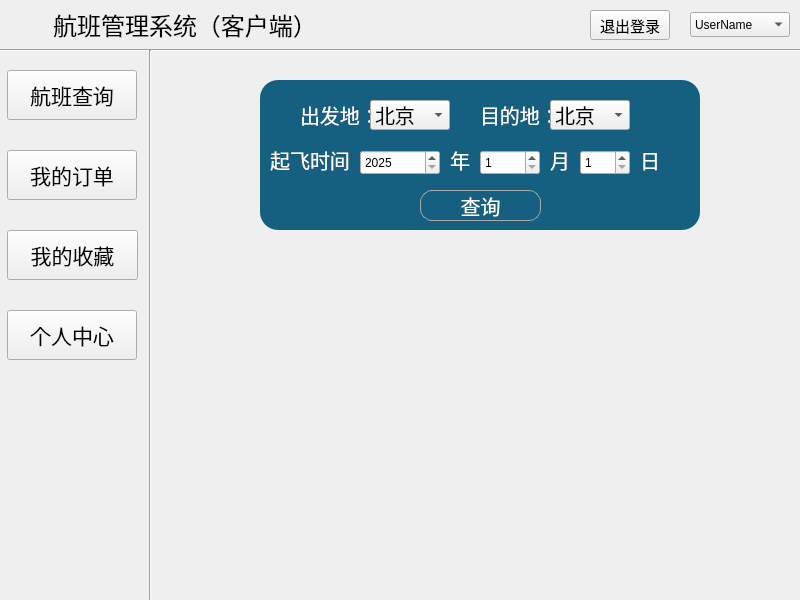
Above: UserMainWindow.ui from ImmortalWatcher/Flient_Management before the change. Below: the same form after it.
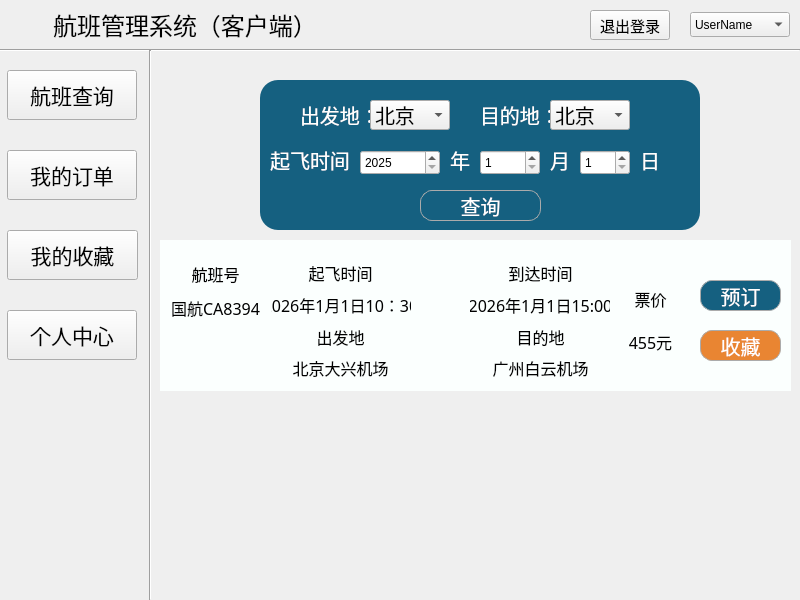
That is the form after the change. The open tabs and pages were chosen to show the change. Icons and pictures are not drawn.

Commit message: 新增：更新用户主界面page1

```diff
--- a/UserMainWindow.ui
+++ b/UserMainWindow.ui
@@ -1811,6 +1811,366 @@
        </property>
       </widget>
      </widget>
+     <widget class="QWidget" name="widget" native="true">
+      <property name="geometry">
+       <rect>
+        <x>10</x>
+        <y>190</y>
+        <width>631</width>
+        <height>151</height>
+       </rect>
+      </property>
+      <property name="styleSheet">
+       <string notr="true">background-color: #fbfffe;</string>
+      </property>
+      <widget class="QLabel" name="label">
+       <property name="geometry">
+        <rect>
+         <x>30</x>
+         <y>90</y>
+         <width>50</width>
+         <height>50</height>
+        </rect>
+       </property>
+       <property name="font">
+        <font>
+         <family>华文楷体</family>
+         <pointsize>11</pointsize>
+        </font>
+       </property>
+       <property name="styleSheet">
+        <string notr="true"/>
+       </property>
+       <property name="text">
+        <string/>
+       </property>
+       <property name="pixmap">
+        <pixmap resource="figures.qrc">:/img/source/figures/capitalLogo.png</pixmap>
+       </property>
+      </widget>
+      <widget class="QPushButton" name="searchBtn_2">
+       <property name="enabled">
+        <bool>true</bool>
+       </property>
+       <property name="geometry">
+        <rect>
+         <x>540</x>
+         <y>40</y>
+         <width>81</width>
+         <height>31</height>
+        </rect>
+       </property>
+       <property name="font">
+        <font>
+         <family>华文琥珀</family>
+         <pointsize>15</pointsize>
+        </font>
+       </property>
+       <property name="styleSheet">
+        <string notr="true">QPushButton {
+    background-color: #156080;
+    color: white;
+    border: 1px solid #ababab;
+    border-radius: 12px;
+}</string>
+       </property>
+       <property name="text">
+        <string>预订</string>
+       </property>
+      </widget>
+      <widget class="QPushButton" name="searchBtn_3">
+       <property name="enabled">
+        <bool>true</bool>
+       </property>
+       <property name="geometry">
+        <rect>
+         <x>540</x>
+         <y>90</y>
+         <width>81</width>
+         <height>31</height>
+        </rect>
+       </property>
+       <property name="font">
+        <font>
+         <family>华文琥珀</family>
+         <pointsize>15</pointsize>
+        </font>
+       </property>
+       <property name="styleSheet">
+        <string notr="true">QPushButton {
+    background-color: #e98532;
+    color: white;
+    border: 1px solid #ababab;
+    border-radius: 12px;
+}</string>
+       </property>
+       <property name="text">
+        <string>收藏</string>
+       </property>
+      </widget>
+      <widget class="QWidget" name="verticalLayoutWidget">
+       <property name="geometry">
+        <rect>
+         <x>110</x>
+         <y>20</y>
+         <width>141</width>
+         <height>121</height>
+        </rect>
+       </property>
+       <layout class="QVBoxLayout" name="verticalLayout">
+        <item>
+         <widget class="QLabel" name="label_4">
+          <property name="font">
+           <font>
+            <family>华文楷体</family>
+            <pointsize>12</pointsize>
+           </font>
+          </property>
+          <property name="text">
+           <string>起飞时间</string>
+          </property>
+          <property name="alignment">
+           <set>Qt::AlignmentFlag::AlignCenter</set>
+          </property>
+         </widget>
+        </item>
+        <item>
+         <widget class="QLabel" name="label_6">
+          <property name="font">
+           <font>
+            <family>华文楷体</family>
+            <pointsize>12</pointsize>
+           </font>
+          </property>
+          <property name="text">
+           <string>2026年1月1日10：30</string>
+          </property>
+          <property name="alignment">
+           <set>Qt::AlignmentFlag::AlignCenter</set>
+          </property>
+         </widget>
+        </item>
+        <item>
+         <widget class="QLabel" name="label_5">
+          <property name="font">
+           <font>
+            <family>华文楷体</family>
+            <pointsize>12</pointsize>
+           </font>
+          </property>
+          <property name="text">
+           <string>出发地</string>
+          </property>
+          <property name="alignment">
+           <set>Qt::AlignmentFlag::AlignCenter</set>
+          </property>
+         </widget>
+        </item>
+        <item>
+         <widget class="QLabel" name="label_7">
+          <property name="font">
+           <font>
+            <family>华文楷体</family>
+            <pointsize>12</pointsize>
+           </font>
+          </property>
+          <property name="text">
+           <string>北京大兴机场</string>
+          </property>
+          <property name="alignment">
+           <set>Qt::AlignmentFlag::AlignCenter</set>
+          </property>
+         </widget>
+        </item>
+       </layout>
+      </widget>
+      <widget class="QWidget" name="verticalLayoutWidget_2">
+       <property name="geometry">
+        <rect>
+         <x>310</x>
+         <y>20</y>
+         <width>141</width>
+         <height>121</height>
+        </rect>
+       </property>
+       <layout class="QVBoxLayout" name="verticalLayout_3">
+        <item>
+         <widget class="QLabel" name="label_9">
+          <property name="font">
+           <font>
+            <family>华文楷体</family>
+            <pointsize>12</pointsize>
+           </font>
+          </property>
+          <property name="text">
+           <string>到达时间</string>
+          </property>
+          <property name="alignment">
+           <set>Qt::AlignmentFlag::AlignCenter</set>
+          </property>
+         </widget>
+        </item>
+        <item>
+         <widget class="QLabel" name="label_8">
+          <property name="font">
+           <font>
+            <family>华文楷体</family>
+            <pointsize>12</pointsize>
+           </font>
+          </property>
+          <property name="text">
+           <string>2026年1月1日15:00</string>
+          </property>
+          <property name="alignment">
+           <set>Qt::AlignmentFlag::AlignCenter</set>
+          </property>
+         </widget>
+        </item>
+        <item>
+         <widget class="QLabel" name="label_10">
+          <property name="font">
+           <font>
+            <family>华文楷体</family>
+            <pointsize>12</pointsize>
+           </font>
+          </property>
+          <property name="text">
+           <string>目的地</string>
+          </property>
+          <property name="alignment">
+           <set>Qt::AlignmentFlag::AlignCenter</set>
+          </property>
+         </widget>
+        </item>
+        <item>
+         <widget class="QLabel" name="label_11">
+          <property name="font">
+           <font>
+            <family>华文楷体</family>
+            <pointsize>12</pointsize>
+           </font>
+          </property>
+          <property name="text">
+           <string>广州白云机场</string>
+          </property>
+          <property name="alignment">
+           <set>Qt::AlignmentFlag::AlignCenter</set>
+          </property>
+         </widget>
+        </item>
+       </layout>
+      </widget>
+      <widget class="QLabel" name="label_13">
+       <property name="geometry">
+        <rect>
+         <x>260</x>
+         <y>60</y>
+         <width>41</width>
+         <height>41</height>
+        </rect>
+       </property>
+       <property name="font">
+        <font>
+         <family>华文楷体</family>
+         <pointsize>11</pointsize>
+        </font>
+       </property>
+       <property name="text">
+        <string/>
+       </property>
+       <property name="pixmap">
+        <pixmap resource="figures.qrc">:/img/source/figures/arrow.png</pixmap>
+       </property>
+      </widget>
+      <widget class="QWidget" name="verticalLayoutWidget_4">
+       <property name="geometry">
+        <rect>
+         <x>450</x>
+         <y>40</y>
+         <width>81</width>
+         <height>80</height>
+        </rect>
+       </property>
+       <layout class="QVBoxLayout" name="verticalLayout_6">
+        <item>
+         <widget class="QLabel" name="label_15">
+          <property name="font">
+           <font>
+            <family>华文楷体</family>
+            <pointsize>12</pointsize>
+           </font>
+          </property>
+          <property name="text">
+           <string>票价</string>
+          </property>
+          <property name="alignment">
+           <set>Qt::AlignmentFlag::AlignCenter</set>
+          </property>
+         </widget>
+        </item>
+        <item>
+         <widget class="QLabel" name="label_16">
+          <property name="font">
+           <font>
+            <family>华文楷体</family>
+            <pointsize>12</pointsize>
+           </font>
+          </property>
+          <property name="text">
+           <string>455元</string>
+          </property>
+          <property name="alignment">
+           <set>Qt::AlignmentFlag::AlignCenter</set>
+          </property>
+         </widget>
+        </item>
+       </layout>
+      </widget>
+      <widget class="QWidget" name="verticalLayoutWidget_3">
+       <property name="geometry">
+        <rect>
+         <x>0</x>
+         <y>20</y>
+         <width>111</width>
+         <height>61</height>
+        </rect>
+       </property>
+       <layout class="QVBoxLayout" name="verticalLayout_5">
+        <item>
+         <widget class="QLabel" name="label_12">
+          <property name="font">
+           <font>
+            <family>华文楷体</family>
+            <pointsize>12</pointsize>
+           </font>
+          </property>
+          <property name="text">
+           <string>航班号</string>
+          </property>
+          <property name="alignment">
+           <set>Qt::AlignmentFlag::AlignCenter</set>
+          </property>
+         </widget>
+        </item>
+        <item>
+         <widget class="QLabel" name="label_14">
+          <property name="font">
+           <font>
+            <family>华文楷体</family>
+            <pointsize>12</pointsize>
+           </font>
+          </property>
+          <property name="text">
+           <string>国航CA8394</string>
+          </property>
+          <property name="alignment">
+           <set>Qt::AlignmentFlag::AlignCenter</set>
+          </property>
+         </widget>
+        </item>
+       </layout>
+      </widget>
+     </widget>
     </widget>
     <widget class="QWidget" name="page_2">
      <widget class="QLabel" name="label_2">
```
Left out of the diff: 2 changed lines with no effect on the pictures. The commit also changes 4 other files.
